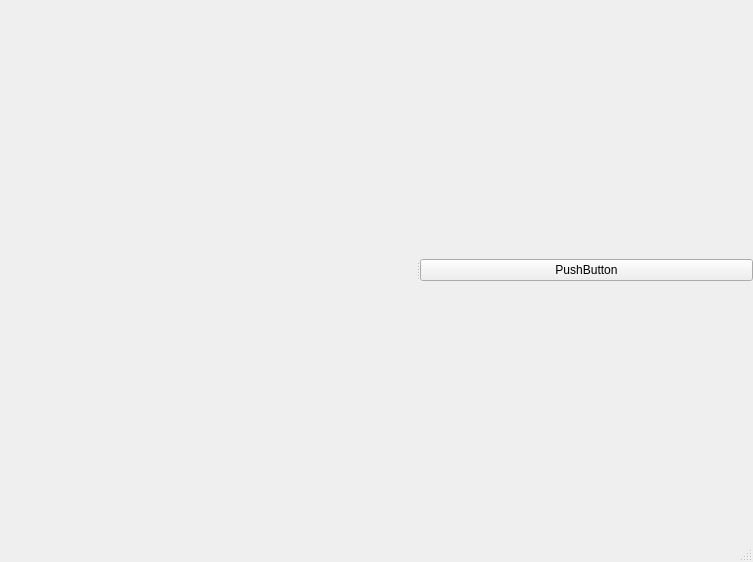
Old version of the form KochFractal/mainwindow.ui in the repository dauzva/chaos-theory.
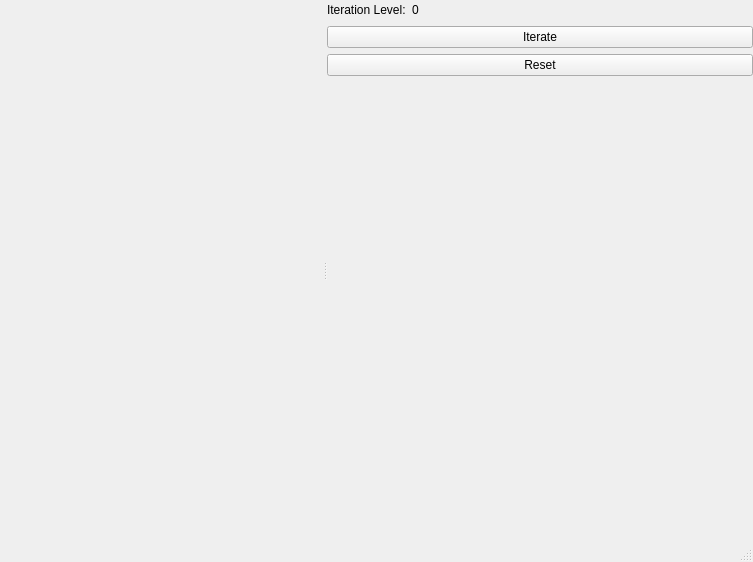
New version of the form.

```diff
--- a/KochFractal/mainwindow.ui
+++ b/KochFractal/mainwindow.ui
@@ -41,14 +41,65 @@
        </property>
       </widget>
       <widget class="QWidget" name="gridLayoutWidget">
-       <layout class="QGridLayout" name="gridLayout_5">
-        <item row="0" column="0">
-         <widget class="QPushButton" name="pushButton">
+       <layout class="QVBoxLayout" name="verticalLayout">
+        <item>
+         <layout class="QHBoxLayout" name="horizontalLayout_2">
+          <item>
+           <widget class="QLabel" name="label_2">
+            <property name="text">
+             <string>Iteration Level:</string>
+            </property>
+           </widget>
+          </item>
+          <item>
+           <widget class="QLabel" name="iterationLabel">
+            <property name="text">
+             <string>0</string>
+            </property>
+           </widget>
+          </item>
+          <item>
+           <spacer name="horizontalSpacer">
+            <property name="orientation">
+             <enum>Qt::Horizontal</enum>
+            </property>
+            <property name="sizeHint" stdset="0">
+             <size>
+              <width>40</width>
+              <height>20</height>
+             </size>
+            </property>
+           </spacer>
+          </item>
+         </layout>
+        </item>
+        <item>
+         <widget class="QPushButton" name="iterateBtn">
           <property name="text">
-           <string>PushButton</string>
+           <string>Iterate</string>
           </property>
          </widget>
         </item>
+        <item>
+         <widget class="QPushButton" name="resetBtn">
+          <property name="text">
+           <string>Reset</string>
+          </property>
+         </widget>
+        </item>
+        <item>
+         <spacer name="verticalSpacer">
+          <property name="orientation">
+           <enum>Qt::Vertical</enum>
+          </property>
+          <property name="sizeHint" stdset="0">
+           <size>
+            <width>20</width>
+            <height>40</height>
+           </size>
+          </property>
+         </spacer>
+        </item>
        </layout>
       </widget>
      </widget>
```
